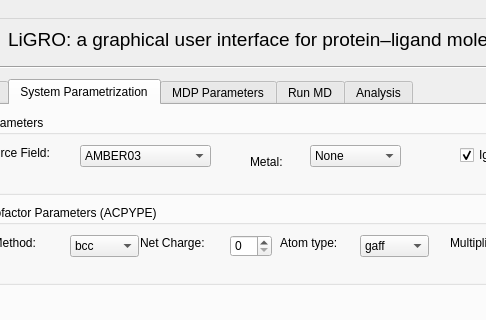
Before: the Qt Designer form ligro/ligro.ui in lkagami/ligro, drawn with Qt 5; both pictures show x 82 to 568 and y 0 to 320 of the 800 by 545 pixel window.
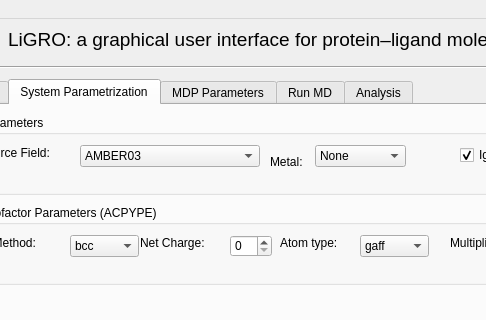
After: the same form once the commit is applied. The open tabs and pages were chosen to show the change. Icons and pictures are not drawn.

```diff
--- a/ligro/ligro.ui
+++ b/ligro/ligro.ui
@@ -325,7 +325,7 @@
         <rect>
          <x>140</x>
          <y>30</y>
-         <width>131</width>
+         <width>180</width>
          <height>22</height>
         </rect>
        </property>
@@ -382,9 +382,9 @@
       <widget class="QLabel" name="label_3">
        <property name="geometry">
         <rect>
-         <x>310</x>
+         <x>330</x>
          <y>40</y>
-         <width>47</width>
+         <width>35</width>
          <height>13</height>
         </rect>
        </property>
@@ -395,7 +395,7 @@
       <widget class="QComboBox" name="sel_metal">
        <property name="geometry">
         <rect>
-         <x>370</x>
+         <x>375</x>
          <y>30</y>
          <width>91</width>
          <height>22</height>
```
Left out of the diff: 8 changed lines with no effect on the pictures.
